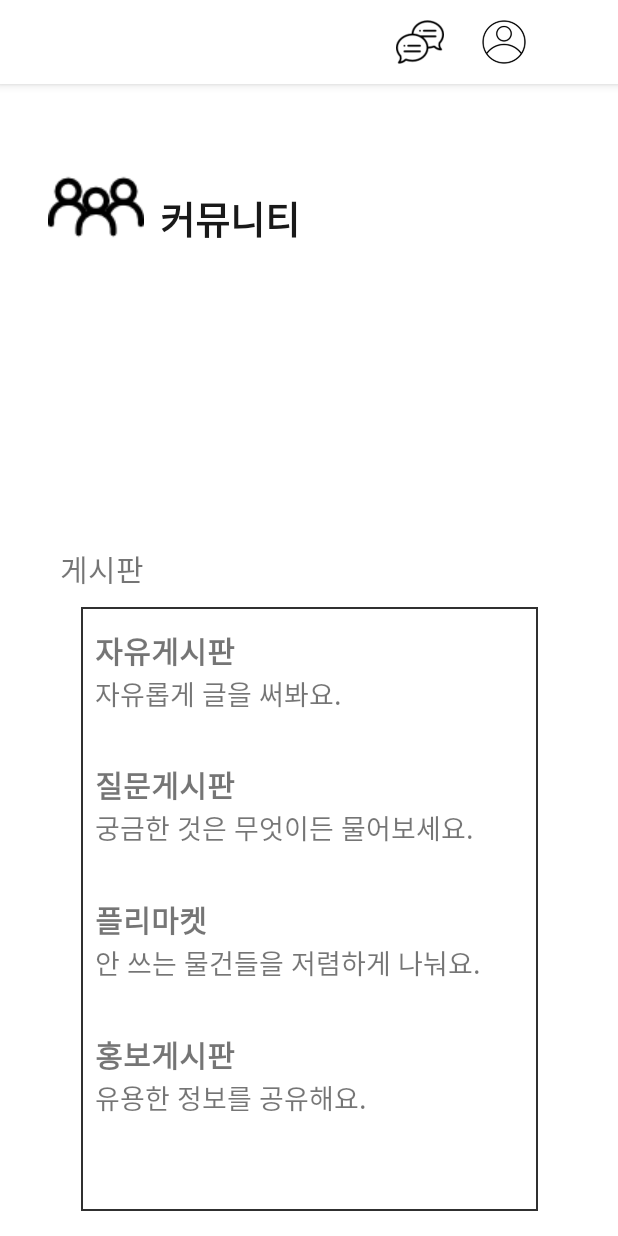
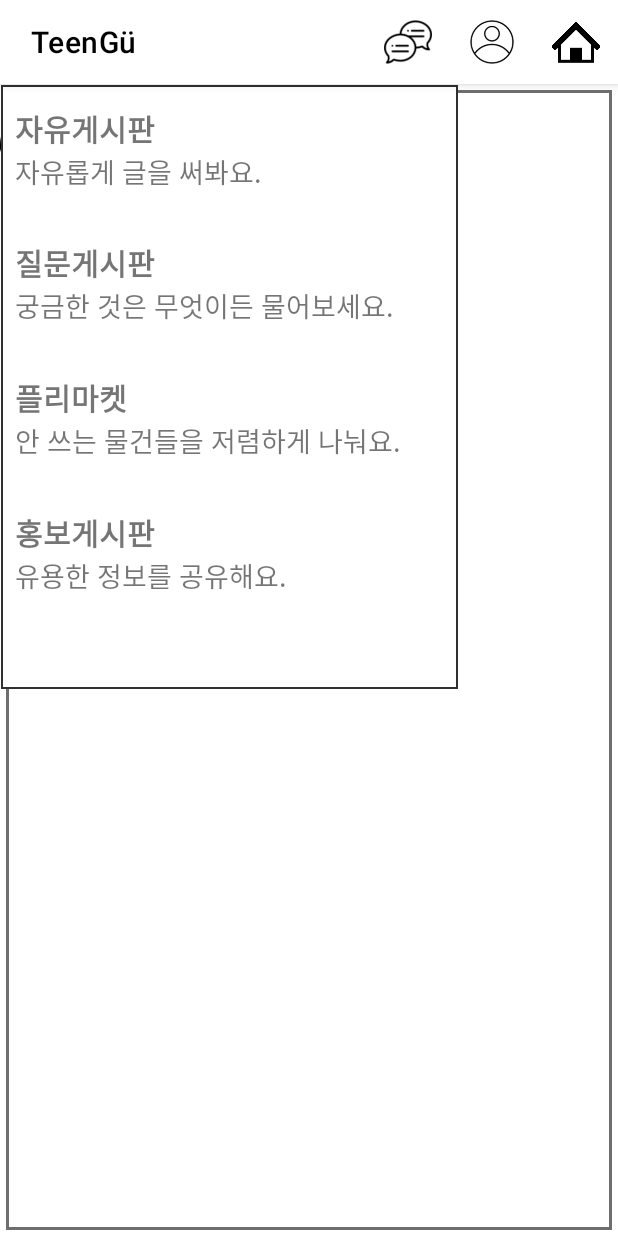
Before and after one commit to YRim99/TeenGu, an Android app: the HomeActivity screen opened directly, with no data from a screen before it, after a tap on "커뮤니티", on a phone screen of 412 x 824 dp. Run offline under Robolectric (Android 15) with nearby library versions, the phone set to English and light mode, and no system bars; 4 statements that could not run were skipped.

Commit message:
HomeActivity 디자인 완료

```diff
--- a/app/src/main/java/com/example/login/HomeActivity.kt
+++ b/app/src/main/java/com/example/login/HomeActivity.kt
@@ -75,6 +75,7 @@ class HomeActivity : AppCompatActivity() {
         when(item?.itemId){
             R.id.action_home ->{
                 val intent = Intent(this, HomeActivity::class.java)
+                intent.putExtra("intent_userid",login_id)
                 startActivity(intent)
 
                 return true
@@ -91,7 +92,6 @@ class HomeActivity : AppCompatActivity() {
             //마이페이지로 이동
             R.id.action_mypage -> {
                 val intent = Intent(this, MypageActivity::class.java)
-
                 intent.putExtra("user_id", login_id)
                 startActivity(intent)
 
--- a/app/src/main/res/drawable/border_layout.xml
+++ b/app/src/main/res/drawable/border_layout.xml
@@ -1,13 +1,13 @@
 <?xml version="1.0" encoding="utf-8"?>
 <layer-list xmlns:android="http://schemas.android.com/apk/res/android">
     <item
-        android:start="2dp"
-        android:end="2dp"
-        android:top="2dp"
-        android:bottom="2dp">
+        android:start="4dp"
+        android:end="4dp"
+        android:top="4dp"
+        android:bottom="4dp">
         <shape android:shape="rectangle">
             <stroke android:width="2dp"
-                android:color="@color/purple_500"/>
+                android:color="@color/border_color"/>
                 <solid android:color="#FFFFFF"/>
         </shape>
     </item>
--- a/app/src/main/res/layout/activity_community.xml
+++ b/app/src/main/res/layout/activity_community.xml
@@ -4,53 +4,43 @@
     xmlns:tools="http://schemas.android.com/tools"
     android:layout_width="match_parent"
     android:layout_height="match_parent"
+    android:background="@drawable/border_layout"
     tools:context=".CommunityActivity">
 
     <ImageView
         android:id="@+id/imageView"
         android:layout_width="wrap_content"
         android:layout_height="wrap_content"
-        android:layout_marginStart="32dp"
-        android:layout_marginTop="50dp"
-        app:layout_constraintEnd_toStartOf="@+id/textView6"
-        app:layout_constraintStart_toStartOf="parent"
-        app:layout_constraintTop_toTopOf="parent"
-        app:srcCompat="@drawable/people" />
+        app:srcCompat="@drawable/people"
+        tools:layout_editor_absoluteX="32dp"
+        tools:layout_editor_absoluteY="26dp" />
 
     <TextView
         android:id="@+id/textView6"
         android:layout_width="wrap_content"
         android:layout_height="wrap_content"
-        android:layout_marginStart="10dp"
-        android:layout_marginTop="70dp"
-        android:layout_marginEnd="212dp"
         android:text="커뮤니티"
         android:textColor="#191919"
         android:textSize="25sp"
         android:textStyle="bold"
-        app:layout_constraintEnd_toEndOf="parent"
-        app:layout_constraintStart_toEndOf="@+id/imageView"
-        app:layout_constraintTop_toTopOf="parent" />
+        tools:layout_editor_absoluteX="105dp"
+        tools:layout_editor_absoluteY="44dp" />
 
     <TextView
         android:id="@+id/textView"
         android:layout_width="wrap_content"
         android:layout_height="wrap_content"
-        android:layout_marginStart="40dp"
-        android:layout_marginBottom="10dp"
         android:text="게시판"
         android:textSize="20sp"
-        app:layout_constraintBottom_toTopOf="@+id/frameLayout"
-        app:layout_constraintStart_toStartOf="parent" />
+        tools:layout_editor_absoluteX="40dp"
+        tools:layout_editor_absoluteY="145dp" />
 
     <FrameLayout
         android:id="@+id/frameLayout"
         android:layout_width="306dp"
         android:layout_height="404dp"
-        android:layout_marginBottom="16dp"
-        app:layout_constraintBottom_toBottomOf="parent"
-        app:layout_constraintEnd_toEndOf="parent"
-        app:layout_constraintStart_toStartOf="parent">
+        tools:layout_editor_absoluteX="53dp"
+        tools:layout_editor_absoluteY="182dp">
 
         <ListView
             android:id="@+id/boardlistView"
--- a/app/src/main/res/menu/home.xml
+++ b/app/src/main/res/menu/home.xml
@@ -13,7 +13,7 @@
         app:showAsAction="always" />
     <item
         android:id="@+id/action_home"
-        android:icon="@drawable/ic_baseline_home_24"
+        android:icon="@drawable/home"
         android:title="Home"
         app:showAsAction="always" />
 </menu>
--- a/app/src/main/res/values/colors.xml
+++ b/app/src/main/res/values/colors.xml
@@ -11,4 +11,5 @@
     <color name="teengu2">#32CD32</color>
     <color name="action_bar">#FBFBEF</color>
     <color name="state_bar">#FBFBEF</color>
+    <color name="border_color">#6E6E6E</color>
 </resources>
--- a/app/src/main/res/values/strings.xml
+++ b/app/src/main/res/values/strings.xml
@@ -1,5 +1,6 @@
 <resources>
-    <string name="app_name">TeenGü</string>
+    <string name="app_name">
+        <html><font color="#000000">TeenGü</font></html></string>
     <!-- TODO: Remove or change this placeholder text -->
     <string name="hello_blank_fragment">Hello blank fragment</string>
     <string name="title_activity_board_view">BoardViewActivity</string>
```
Also changed, not shown: app/src/main/res/drawable/home.png (added).
